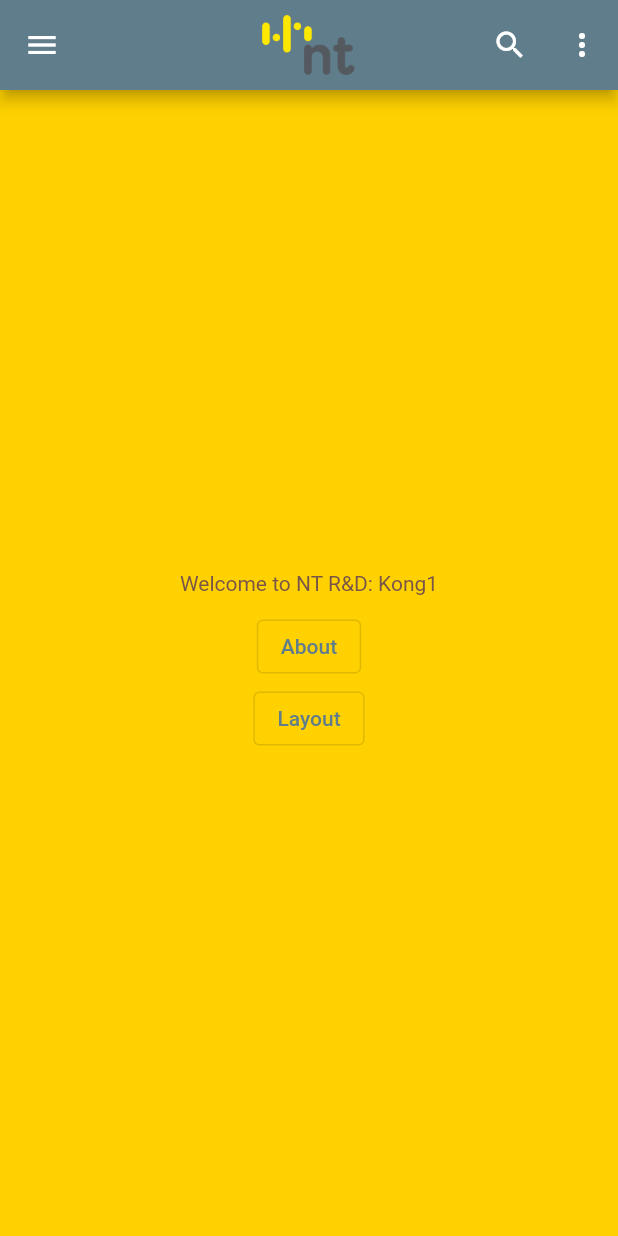
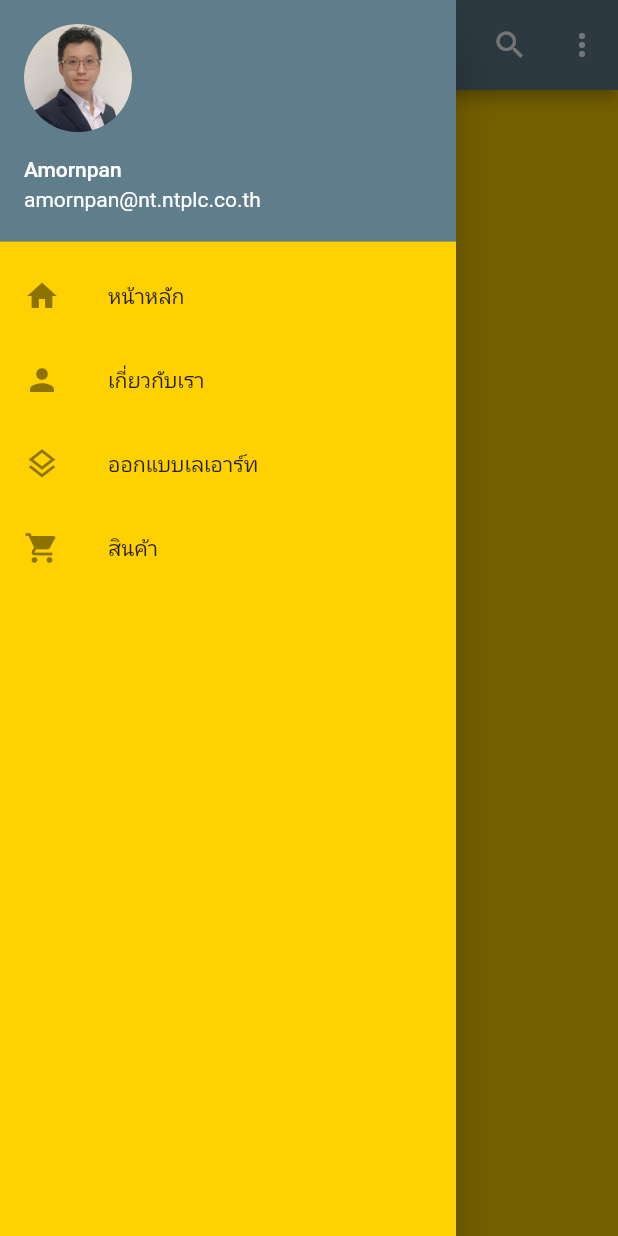
Before and after one commit to amornpan/flutter3x_nt, a Flutter app: the screen it shows after launch, after a tap on the "menu" icon, on a phone screen of 412 x 824 dp. Run offline on Flutter 3.47's test engine with Material 2 defaults, Android fonts, the phone set to English and light mode, and no system bars; our stand-ins replace get.

Commit message:
UserAccountsDrawerHeader

```diff
--- a/lib/main.dart
+++ b/lib/main.dart
@@ -1,7 +1,9 @@
 import 'package:flutter/material.dart';
 import 'package:flutter3x_nt/pages/about_page.dart';
+import 'package:flutter3x_nt/pages/details_page.dart';
 import 'package:flutter3x_nt/pages/home_page.dart';
 import 'package:flutter3x_nt/pages/layout_design.dart';
+import 'package:flutter3x_nt/pages/product_page.dart';
 import 'package:get/get.dart';
 
 void main() {
@@ -36,16 +38,27 @@ class MyApp extends StatelessWidget {
         GetPage(
           name: '/',
           page: () => const HomePage(),
+          transition: Transition.noTransition
         ),
         GetPage(
           name: '/about',
           page: () => const AboutPage(),
-          //transition:
+          transition: Transition.zoom
         ),
         GetPage(
           name: '/layout',
           page: () => const LayoutDesign(),
-          //transition:
+          transition: Transition.circularReveal
+        ),
+        GetPage(
+          name: '/product',
+          page: () => const ProductPage(),
+          transition: Transition.fadeIn
+        ),
+        GetPage(
+          name: '/details',
+          page: () => const DetailsPage(),
+          transition: Transition.downToUp
         ),
       ],
     );
--- a/lib/pages/about_page.dart
+++ b/lib/pages/about_page.dart
@@ -1,4 +1,6 @@
 import 'package:flutter/material.dart';
+
+import '../widgets/menu_drawer.dart';
 
 class AboutPage extends StatefulWidget {
   const AboutPage({super.key});
@@ -12,6 +14,7 @@ class _AboutPageState extends State<AboutPage> {
   Widget build(BuildContext context) {
     var or = MediaQuery.of(context).orientation;
     return Scaffold(
+      drawer: const MenuDrawer(),
       appBar: AppBar(
         centerTitle: true,
         title: const Text('รู้จักเราให้มากขึ้น'),
--- a/lib/pages/home_page.dart
+++ b/lib/pages/home_page.dart
@@ -1,4 +1,5 @@
 import 'package:flutter/material.dart';
+import 'package:flutter3x_nt/widgets/menu_drawer.dart';
 import 'package:flutter3x_nt/widgets/my_header.dart';
 import 'package:get/get.dart';
 
@@ -21,6 +22,7 @@ class _HomePageState extends State<HomePage> {
   @override
   Widget build(BuildContext context) {
     return Scaffold(
+      drawer: const MenuDrawer(),
       appBar: AppBar(
         toolbarHeight: 60.0,
         leading: Builder(
--- a/lib/pages/layout_design.dart
+++ b/lib/pages/layout_design.dart
@@ -1,4 +1,6 @@
 import 'package:flutter/material.dart';
+
+import '../widgets/menu_drawer.dart';
 
 class LayoutDesign extends StatefulWidget {
   const LayoutDesign({super.key});
@@ -12,6 +14,7 @@ class _LayoutDesignState extends State<LayoutDesign> {
   Widget build(BuildContext context) {
     return SafeArea(
       child: Scaffold(
+        drawer: const MenuDrawer(),
         appBar: AppBar(
           centerTitle: true,
           title: const Text('ออกแบบ Layout'),
--- /dev/null
+++ b/lib/widgets/menu_drawer.dart
@@ -0,0 +1,58 @@
+import 'package:flutter/material.dart';
+import 'package:get/get.dart';
+
+class MenuDrawer extends StatefulWidget {
+  const MenuDrawer({super.key});
+
+  @override
+  State<MenuDrawer> createState() => _MenuDrawerState();
+}
+
+class _MenuDrawerState extends State<MenuDrawer> {
+  @override
+  Widget build(BuildContext context) {
+    return Drawer(
+      child: ListView(
+        children: <Widget>[
+          // const DrawerHeader(
+          //   decoration: BoxDecoration(
+          //     color: Colors.blueGrey,
+          //   ),
+          //   child: Text('Welcome: '),
+          // ),
+          const UserAccountsDrawerHeader(
+            currentAccountPicture:  CircleAvatar(
+              backgroundImage: AssetImage('assets/images/me.jpg'),
+            ),
+            accountName:  Text('Amornpan'),
+            accountEmail:  Text('amornpan@nt.ntplc.co.th'),
+          ),
+          ListTile(
+            leading: const Icon(Icons.home),
+            title: const Text('หน้าหลัก'),
+            onTap: () => {
+              Get.offNamedUntil('/', (route) => false),
+            },
+          ),
+          ListTile(
+            leading: const Icon(Icons.person),
+            title: const Text('เกี่ยวกับเรา'),
+            onTap: () => {Get.toNamed('/about')},
+          ),
+          ListTile(
+            leading: const Icon(Icons.layers_outlined),
+            title: const Text('ออกแบบเลเอาร์ท'),
+            onTap: () => {Get.toNamed('/layout')},
+          ),
+          ListTile(
+            leading: const Icon(Icons.shopping_cart),
+            title: const Text('สินค้า'),
+            onTap: () => {
+              Get.offNamedUntil('/product', (route) => false),
+            },
+          ),
+        ],
+      ),
+    );
+  }
+}
--- a/pubspec.yaml
+++ b/pubspec.yaml
@@ -35,6 +35,7 @@ dependencies:
   # Use with the CupertinoIcons class for iOS style icons.
   cupertino_icons: ^1.0.2
   get: ^4.6.5
+  http: ^0.13.5
 
 dev_dependencies:
   flutter_test:
```
Also changed, not shown: lib/pages/details_page.dart (added, +38 -0 lines), lib/pages/product_page.dart (added, +38 -0 lines), pubspec.lock, 1 other file.
